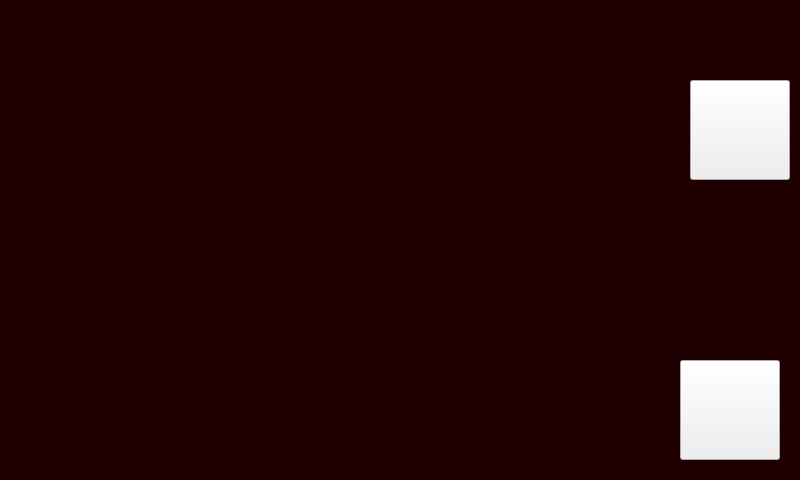
radmilofelix/PiGuider, file intervalometersoft.ui: the form before one commit.
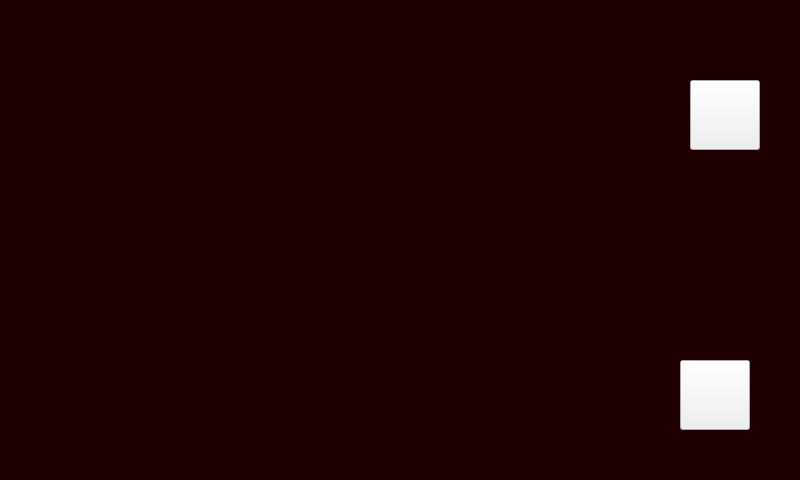
The form after the commit. Icons and pictures are not drawn.

Diff of the .ui file:
```diff
--- a/intervalometersoft.ui
+++ b/intervalometersoft.ui
@@ -439,8 +439,8 @@
     <rect>
      <x>680</x>
      <y>360</y>
-     <width>100</width>
-     <height>100</height>
+     <width>70</width>
+     <height>70</height>
     </rect>
    </property>
    <property name="styleSheet">
@@ -465,8 +465,8 @@
     <rect>
      <x>690</x>
      <y>80</y>
-     <width>100</width>
-     <height>100</height>
+     <width>70</width>
+     <height>70</height>
     </rect>
    </property>
    <property name="styleSheet">
```
Left out of the diff: 32 changed lines with no effect on the pictures.
